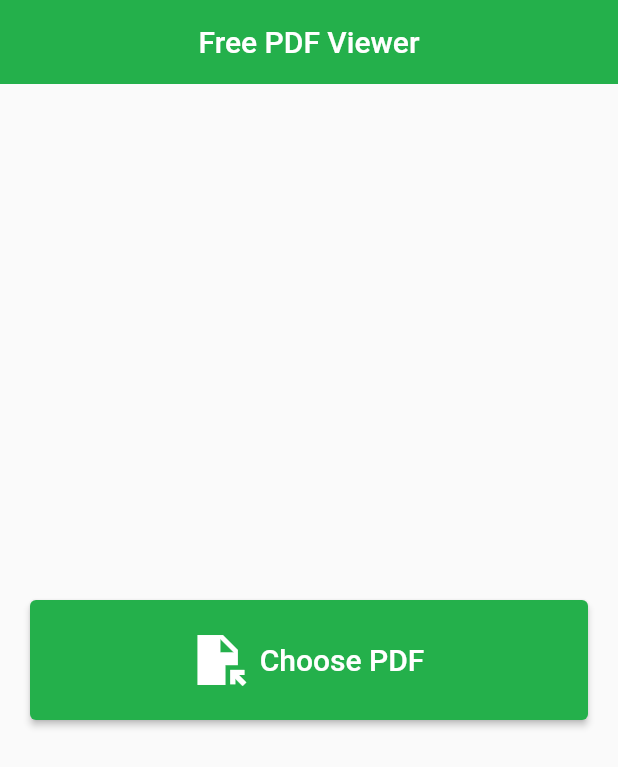
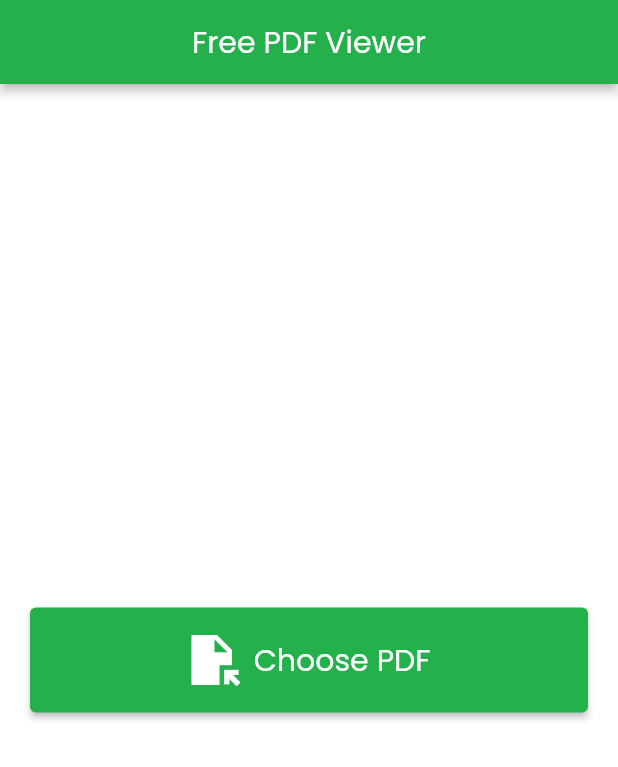
Before and after one commit to salman-rafii/free_pdf_viewer_flutter, a Flutter app: the screen it shows after launch, after a tap on "Choose PDF", on a phone screen of 412 x 824 dp. Shown: the top 767 px of the screen. Run offline on Flutter 3.47's test engine with Material 2 defaults, Android fonts, the light colour scheme and no system bars; our stand-ins replace file_picker, google_fonts; missing offline and left inert: pdf_viewer_plugin.

Commit message:
added splash screen, added custom text widget

```diff
--- a/lib/main.dart
+++ b/lib/main.dart
@@ -1,5 +1,5 @@
 import 'package:flutter/material.dart';
-import 'package:pdf_viewer/screen/main_screen.dart';
+import 'package:pdf_viewer/screens/splash_screen.dart';
 
 void main() {
   runApp(const MyApp());
@@ -10,12 +10,12 @@ class MyApp extends StatelessWidget {
 
   @override
   Widget build(BuildContext context) {
-    var files;
     return MaterialApp(
-        title: 'Flutter Demo',
+        debugShowCheckedModeBanner: false,
+        title: 'FREE PDF VIEWER',
         theme: ThemeData(
           primarySwatch: Colors.blue,
         ),
-        home: const MainScreen());
+        home: const SplashScreen());
   }
 }
--- a/lib/screen/main_screen.dart
+++ b/lib/screens/main_screen.dart
@@ -2,7 +2,9 @@ import 'dart:io';
 
 import 'package:file_picker/file_picker.dart';
 import 'package:flutter/material.dart';
-import 'package:pdf_viewer/screen/view_pdf.dart';
+import 'package:pdf_viewer/screens/view_pdf.dart';
+import 'package:pdf_viewer/utils/colors.dart';
+import 'package:pdf_viewer/widgets/custom_text.dart';
 
 class MainScreen extends StatefulWidget {
   const MainScreen({super.key});
@@ -14,15 +16,20 @@ class MainScreen extends StatefulWidget {
 class _MainScreenState extends State<MainScreen> {
   List<File> files = [];
   FilePickerResult? result;
+
   PlatformFile? file;
   @override
   Widget build(BuildContext context) {
     return Scaffold(
+      backgroundColor: whiteColor,
       appBar: AppBar(
-        title: const Text("Free PDF Viewer"),
+        title: CustomText(
+          text: "Free PDF Viewer",
+          color: whiteColor,
+        ),
         centerTitle: true,
-        backgroundColor: const Color(0xff24b04b),
-        elevation: 0,
+        backgroundColor: primaryColor,
+        elevation: 3,
       ),
       body: SafeArea(
         child: Center(
@@ -37,7 +44,7 @@ class _MainScreenState extends State<MainScreen> {
                   backgroundColor: const Color(0xff24b04b),
                   minimumSize: const Size(
                     double.infinity,
-                    80,
+                    70,
                   ),
                 ),
                 onPressed: () async {
@@ -54,12 +61,13 @@ class _MainScreenState extends State<MainScreen> {
                       },
                     ),
                   );
-                  print(result);
+
                   setState(() {});
                 },
-                label: const Text(
-                  "Choose PDF",
-                  style: TextStyle(fontSize: 20.0),
+                label: CustomText(
+                  text: "Choose PDF",
+                  color: whiteColor,
+                  fontSize: 20.0,
                 )),
           ),
         ),
--- /dev/null
+++ b/lib/screens/splash_screen.dart
@@ -0,0 +1,66 @@
+import 'dart:async';
+
+import 'package:flutter/material.dart';
+import 'package:pdf_viewer/screens/main_screen.dart';
+import 'package:pdf_viewer/utils/colors.dart';
+import 'package:pdf_viewer/widgets/custom_text.dart';
+
+class SplashScreen extends StatefulWidget {
+  const SplashScreen({super.key});
+
+  @override
+  SplashScreenState createState() => SplashScreenState();
+}
+
+class SplashScreenState extends State<SplashScreen> {
+  @override
+  void initState() {
+    super.initState();
+    Timer(
+        const Duration(seconds: 5),
+        () => Navigator.pushReplacement(context,
+            MaterialPageRoute(builder: (context) => const MainScreen())));
+  }
+
+  @override
+  Widget build(BuildContext context) {
+    return Scaffold(
+      backgroundColor: primaryColor,
+      body: Center(
+        child: Column(
+          mainAxisAlignment: MainAxisAlignment.spaceBetween,
+          crossAxisAlignment: CrossAxisAlignment.center,
+          children: [
+            Column(
+              children: const [
+                Text(""),
+              ],
+            ),
+            Column(
+              mainAxisAlignment: MainAxisAlignment.center,
+              children: const [
+                CustomText(
+                  text: "FREE PDF VIEWER",
+                  fontSize: 35.0,
+                  fontWeight: FontWeight.bold,
+                ),
+                SizedBox(
+                  height: 20,
+                ),
+                CircularProgressIndicator(
+                    // backgroundColor: primaryColor,
+                    )
+              ],
+            ),
+            Container(
+              padding: const EdgeInsets.only(bottom: 20),
+              child: const CustomText(
+                text: "Powered By MangiSols",
+              ),
+            )
+          ],
+        ),
+      ),
+    );
+  }
+}
--- /dev/null
+++ b/lib/utils/colors.dart
@@ -0,0 +1,5 @@
+import 'package:flutter/material.dart';
+
+Color primaryColor = const Color(0xff24b04b);
+Color whiteColor = const Color(0xffffffff);
+Color blackColor = const Color(0xff000000);
--- a/lib/utils/utils.dart
+++ b/lib/utils/utils.dart
@@ -20,3 +20,9 @@ Future<List<File>> pickFiles() async {
   }
   return filesList;
 }
+
+Widget progressIndicator() {
+  return const Center(
+    child: CircularProgressIndicator(),
+  );
+}
--- a/lib/widgets/custom_text.dart
+++ b/lib/widgets/custom_text.dart
@@ -47,7 +47,7 @@ class _CustomTextState extends State<CustomText> {
         letterSpacing: widget.letterSpacing,
         fontSize: widget.fontSize,
         fontWeight: widget.fontWeight ?? FontWeight.normal,
-        color: widget.color ?? Colors.black,
+        color: widget.color ?? Colors.white,
         decoration: widget.decoration,
         shadows: widget.shadows,
         decorationColor: widget.decorationColor,
```
Also changed, not shown: lib/screen/view_pdf.dart (deleted, +0 -12 lines), lib/screens/view_pdf.dart (added, +26 -0 lines).
